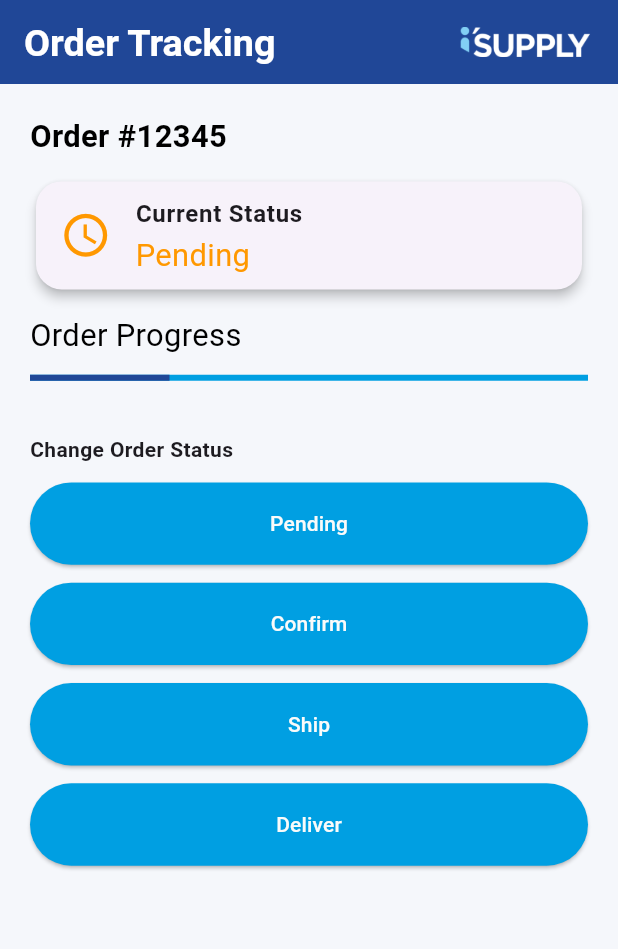
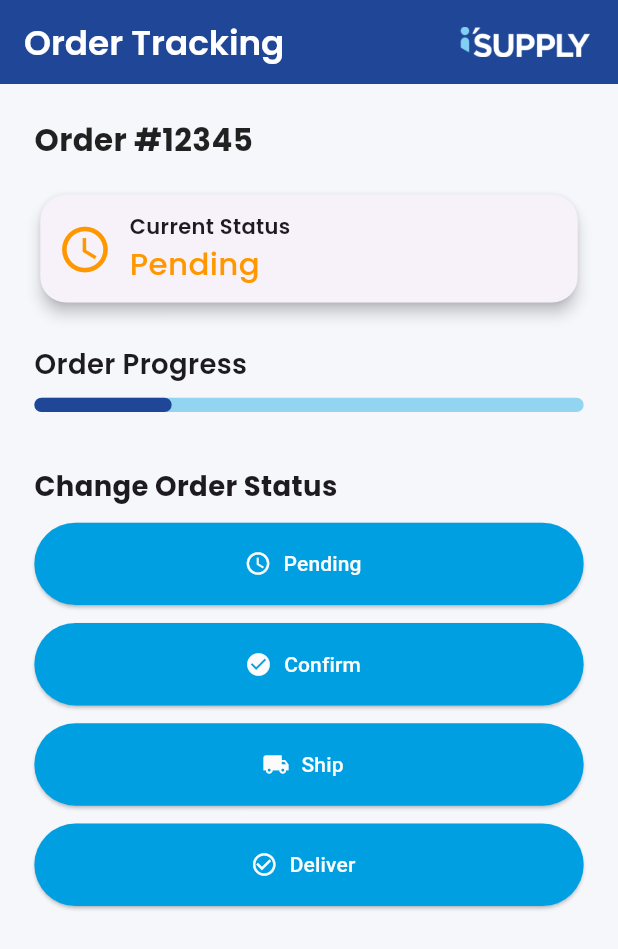
Before and after one commit to Roqaia2005/order_tracking_notification, a Flutter app: the screen it shows after launch, on a phone screen of 412 x 824 dp. Shown: the top 949 px of the screen. Run offline on Flutter 3.47's test engine with Material 3 defaults, Android fonts, the phone set to English and light mode, and no system bars; our stand-ins replace firebase_core, firebase_messaging, flutter_local_notifications, flutter_screenutil, google_fonts; accounts and stored records are empty.

Commit message:
enhance the UI

```diff
--- a/lib/logic/services/FCM_service.dart
+++ b/lib/logic/services/FCM_service.dart
@@ -14,6 +14,8 @@ class FcmService {
     await firebaseMessaging.getToken().then(
       (value) => sendTokenToServer(value!),
     );
+    String token = await firebaseMessaging.getToken() ?? "No Token";
+    log(token);
 
     FirebaseMessaging.onBackgroundMessage(handleBackgroundMessage);
     handleForegroundMessage();
--- a/lib/presentation/views/home_view.dart
+++ b/lib/presentation/views/home_view.dart
@@ -1,5 +1,6 @@
 import 'package:flutter/material.dart';
 import 'package:provider/provider.dart';
+import 'package:google_fonts/google_fonts.dart';
 import 'package:flutter_screenutil/flutter_screenutil.dart';
 import 'package:order_tracking_notification/utils/colors.dart';
 import 'package:order_tracking_notification/logic/services/FCM_service.dart';
@@ -23,27 +24,23 @@ class _HomeViewState extends State<HomeView> {
   }
 
   @override
-  void setState(VoidCallback fn) {
-    super.setState(fn);
-  }
-
-  @override
   Widget build(BuildContext context) {
     final orderStatusProvider = Provider.of<OrderStatusProvider>(context);
+
     return Scaffold(
-      backgroundColor: Color(0xffF5F7FB),
+      backgroundColor: const Color(0xffF5F7FB),
       appBar: AppBar(
         backgroundColor: kPrimaryColor,
-
+        elevation: 0,
         title: Row(
           mainAxisAlignment: MainAxisAlignment.spaceBetween,
           children: [
             Text(
               "Order Tracking",
-              style: TextStyle(
+              style: GoogleFonts.poppins(
                 color: Colors.white,
-                fontSize: 22.sp,
-                fontWeight: FontWeight.bold,
+                fontSize: 20.sp,
+                fontWeight: FontWeight.w600,
               ),
             ),
             Image.asset("assets/images/logo.png", width: 80.w, height: 80.h),
@@ -52,66 +49,88 @@ class _HomeViewState extends State<HomeView> {
       ),
 
       body: Padding(
-        padding: const EdgeInsets.all(20.0),
+        padding: EdgeInsets.all(20.r),
         child: ListView(
           children: [
             Text(
               "Order #12345",
-              style: TextStyle(
-                color: Colors.black,
+              style: GoogleFonts.poppins(
                 fontSize: 18.sp,
                 fontWeight: FontWeight.bold,
+                color: Colors.black87,
               ),
             ),
-            10.verticalSpace,
+
+            15.verticalSpace,
 
             Card(
               shape: RoundedRectangleBorder(
                 borderRadius: BorderRadius.circular(15.r),
               ),
-              elevation: 3,
-              child: ListTile(
-                leading: Icon(
+              elevation: 4,
+              child: Padding(
+                padding: EdgeInsets.all(10.r),
+                child: Row(
+                  children: [
+                    Icon(
                       orderStatusProvider.icon,
                       color: orderStatusProvider.color,
-                  size: 30.r,
+                      size: 32.r,
                     ),
-                title: Text(
+                    10.horizontalSpace,
+                    Column(
+                      crossAxisAlignment: CrossAxisAlignment.start,
+                      children: [
+                        Text(
                           "Current Status",
-                  style: TextStyle(fontWeight: FontWeight.bold),
+                          style: GoogleFonts.poppins(
+                            fontWeight: FontWeight.w600,
                           ),
-                subtitle: Text(
+                        ),
+                        AnimatedSwitcher(
+                          duration: Duration(milliseconds: 300),
+                          child: Text(
                             orderStatusProvider.status,
-                  style: TextStyle(
+                            key: ValueKey(orderStatusProvider.status),
+                            style: GoogleFonts.poppins(
                               fontSize: 18.sp,
                               color: orderStatusProvider.color,
+                              fontWeight: FontWeight.w500,
                             ),
+                          ),
+                        ),
+                      ],
+                    ),
+                  ],
                 ),
               ),
             ),
 
-            10.verticalSpace,
+            20.verticalSpace,
 
-            Row(
-              children: [
             Text(
               "Order Progress",
-                  style: TextStyle(color: Colors.black, fontSize: 18.sp),
+              style: GoogleFonts.poppins(
+                fontSize: 16.sp,
+                fontWeight: FontWeight.w600,
               ),
-              ],
             ),
-            10.verticalSpace,
-
+            8.verticalSpace,
             LinearProgressIndicator(
               value: orderStatusProvider.progress,
               color: kPrimaryColor,
-              backgroundColor: kSecondaryColor,
+              backgroundColor: kSecondaryColor.withOpacity(0.4),
+              minHeight: 8.h,
+              borderRadius: BorderRadius.circular(10.r),
             ),
+
             30.verticalSpace,
-
             Text(
               "Change Order Status",
-              style: TextStyle(fontWeight: FontWeight.bold),
+              style: GoogleFonts.poppins(
+                fontWeight: FontWeight.bold,
+                fontSize: 16.sp,
+              ),
             ),
             10.verticalSpace,
 
@@ -121,28 +140,28 @@ class _HomeViewState extends State<HomeView> {
                   newStatus: "Pending",
                   body: "Your order status changed to Pending",
                   buttonText: "Pending",
+                  icon: Icons.access_time,
                 ),
-
                 10.verticalSpace,
                 CustomButton(
                   newStatus: "Confirmed",
                   body: "Your order status changed from Pending to Confirmed",
                   buttonText: "Confirm",
+                  icon: Icons.check_circle,
                 ),
-
                 10.verticalSpace,
                 CustomButton(
                   newStatus: "Shipped",
                   body: "Your order status changed from Confirmed to Shipped",
                   buttonText: "Ship",
+                  icon: Icons.local_shipping,
                 ),
-
                 10.verticalSpace,
-
                 CustomButton(
                   newStatus: "Delivered",
                   body: "Your order status changed from Shipped to Delivered",
                   buttonText: "Deliver",
+                  icon: Icons.check_circle_outline,
                 ),
               ],
             ),
--- a/lib/presentation/widgets/custom_button.dart
+++ b/lib/presentation/widgets/custom_button.dart
@@ -11,19 +11,19 @@ class CustomButton extends StatelessWidget {
     required this.body,
     required this.buttonText,
     required this.newStatus,
+    this.icon,
   });
 
   final String body;
   final String buttonText;
   final String newStatus;
+  final IconData? icon;
 
   @override
   Widget build(BuildContext context) {
-    return ElevatedButton(
+    return ElevatedButton.icon(
       onPressed: () {
-
         context.read<OrderStatusProvider>().updateStatus(newStatus);
-
 
         LocalNotificationService.showBasicNotification(
           RemoteMessage(
@@ -37,11 +37,13 @@ class CustomButton extends StatelessWidget {
       style: ElevatedButton.styleFrom(
         minimumSize: Size(double.infinity, 46.h),
         backgroundColor: const Color(0xff009FE2),
-        shape: RoundedRectangleBorder(
-          borderRadius: BorderRadius.circular(30),
-        ),
+        shape: RoundedRectangleBorder(borderRadius: BorderRadius.circular(30)),
       ),
-      child: Text(buttonText, style: const TextStyle(color: Color(0xffFAFBFA))),
+      icon:
+          icon != null
+              ? Icon(icon, color: const Color(0xffFAFBFA))
+              : const Icon(Icons.check, color: Color(0xffFAFBFA)),
+      label: Text(buttonText, style: const TextStyle(color: Color(0xffFAFBFA))),
     );
   }
 }
--- a/pubspec.yaml
+++ b/pubspec.yaml
@@ -36,6 +36,7 @@ dependencies:
     sdk: flutter
   flutter_local_notifications: ^19.2.1
   flutter_screenutil: ^5.9.3
+  google_fonts: ^6.2.1
   googleapis_auth: ^2.0.0
   http: ^1.4.0
   provider: ^6.1.5
```
Also changed, not shown: .PVS-Studio/project.json (added), pubspec.lock, 1 other file. Lines whose indentation alone changed are shown as unchanged.
